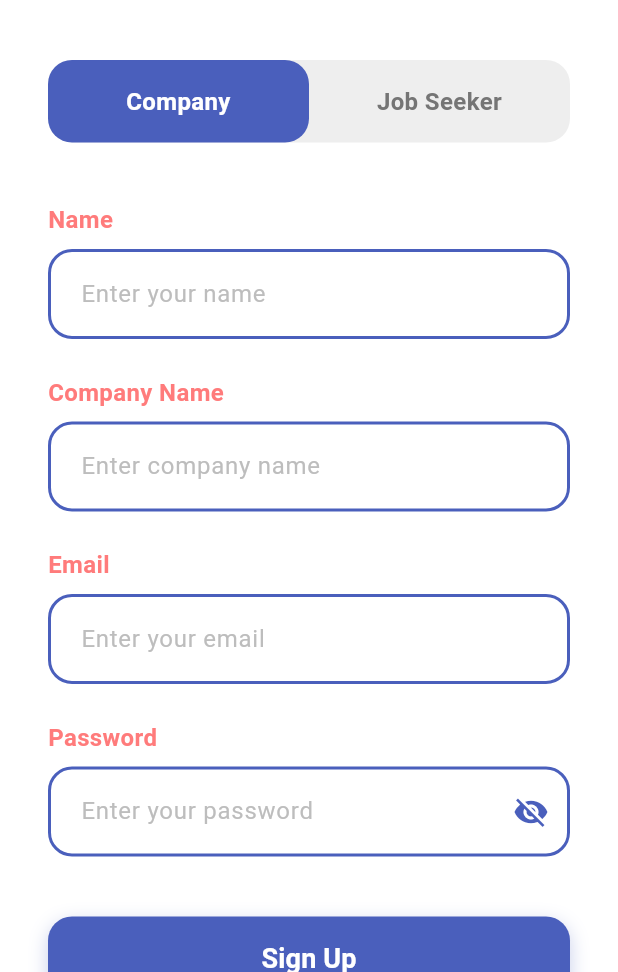
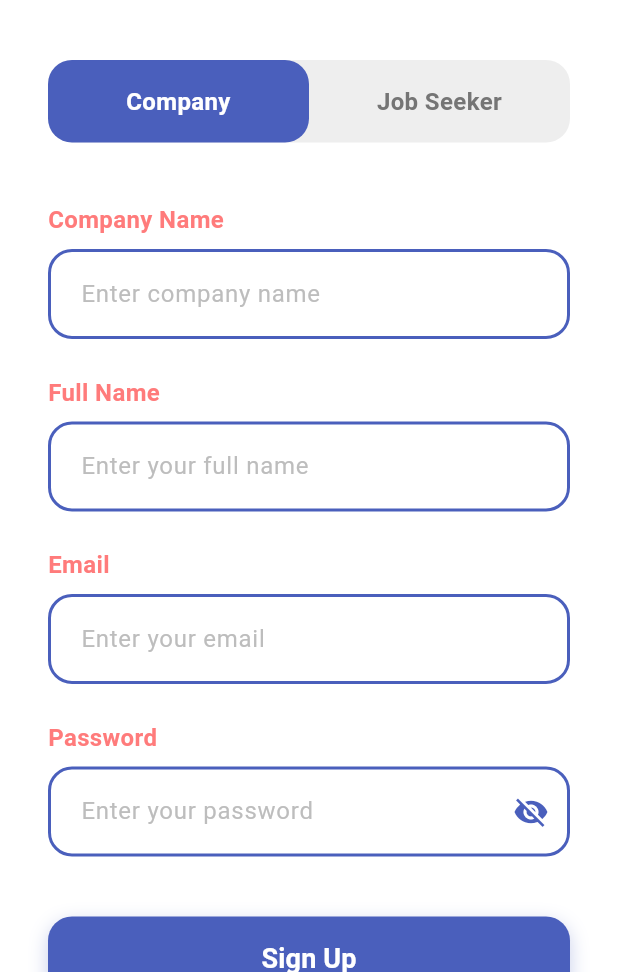
Before and after one commit to WS888-CODER/2025_GP_11, a Flutter app: the SignupScreen screen opened by its route, on a phone screen of 412 x 824 dp, the part 264-1236 px from its top. Run offline on Flutter 3.47's test engine with Material 3 defaults, Android fonts, the light colour scheme and no system bars; our stand-ins replace cloud_firestore, cloud_functions, firebase_auth, firebase_core; accounts and stored records are empty.

Commit message:
ياسلاااااااااااااااااااااااام

```diff
--- a/lib/screens/signup_screen.dart
+++ b/lib/screens/signup_screen.dart
@@ -88,18 +88,18 @@ class _SignupScreenState extends State<SignupScreen> {
     return nameRegex.hasMatch(name);
   }
 
-  // Check if email is unique
+  // ✅ التعديل الجديد: فحص الإيميل من Firebase Auth مباشرة
   Future<bool> _isEmailUnique(String email) async {
     try {
-      final querySnapshot = await _firestore
-          .collection('Users')
-          .where("Email", isEqualTo: email.trim())
-          .limit(1)
-          .get();
+      // نجرب نحصل على methods للإيميل
+      final methods = await _auth.fetchSignInMethodsForEmail(email.trim());
 
-      return querySnapshot.docs.isEmpty;
+      // إذا methods فاضية = الإيميل مش مسجل ✅
+      // إذا methods فيها قيم = الإيميل مسجل ❌
+      return methods.isEmpty;
     } catch (e) {
-      print('Error checking email uniqueness: $e');
+      print('❌ Error checking email: $e');
+      // في حالة الـ error، نرجع false عشان نكون على الجانب الآمن
       return false;
     }
   }
@@ -345,43 +345,6 @@ class _SignupScreenState extends State<SignupScreen> {
   Widget _buildCompanyForm() {
     return Column(
       children: [
-        // Name Field
-        Align(
-          alignment: Alignment.centerLeft,
-          child: Text(
-            'Name',
-            style: TextStyle(
-              fontSize: 16,
-              fontWeight: FontWeight.w600,
-              color: Color(0xFFFF7B7B),
-            ),
-          ),
-        ),
-        SizedBox(height: 8),
-        Container(
-          decoration: BoxDecoration(
-            border: Border.all(color: Color(0xFF4A5FBC), width: 2),
-            borderRadius: BorderRadius.circular(16),
-          ),
-          child: TextFormField(
-            controller: _companyFullNameController,
-            decoration: InputDecoration(
-              hintText: 'Enter your name',
-              hintStyle: TextStyle(color: Colors.grey[400]),
-              border: InputBorder.none,
-              contentPadding:
-                  EdgeInsets.symmetric(horizontal: 20, vertical: 16),
-            ),
-            validator: (value) {
-              if (value == null || value.isEmpty) {
-                return 'Please enter your name';
-              }
-              return null;
-            },
-          ),
-        ),
-        SizedBox(height: 24),
-
         // Company Name Field
         Align(
           alignment: Alignment.centerLeft,
@@ -412,6 +375,43 @@ class _SignupScreenState extends State<SignupScreen> {
             validator: (value) {
               if (value == null || value.isEmpty) {
                 return 'Please enter company name';
+              }
+              return null;
+            },
+          ),
+        ),
+        SizedBox(height: 24),
+
+        // Full Name Field
+        Align(
+          alignment: Alignment.centerLeft,
+          child: Text(
+            'Full Name',
+            style: TextStyle(
+              fontSize: 16,
+              fontWeight: FontWeight.w600,
+              color: Color(0xFFFF7B7B),
+            ),
+          ),
+        ),
+        SizedBox(height: 8),
+        Container(
+          decoration: BoxDecoration(
+            border: Border.all(color: Color(0xFF4A5FBC), width: 2),
+            borderRadius: BorderRadius.circular(16),
+          ),
+          child: TextFormField(
+            controller: _companyFullNameController,
+            decoration: InputDecoration(
+              hintText: 'Enter your full name',
+              hintStyle: TextStyle(color: Colors.grey[400]),
+              border: InputBorder.none,
+              contentPadding:
+                  EdgeInsets.symmetric(horizontal: 20, vertical: 16),
+            ),
+            validator: (value) {
+              if (value == null || value.isEmpty) {
+                return 'Please enter your full name';
               }
               return null;
             },
@@ -521,7 +521,7 @@ class _SignupScreenState extends State<SignupScreen> {
         Align(
           alignment: Alignment.centerLeft,
           child: Text(
-            'Name',
+            'Full Name',
             style: TextStyle(
               fontSize: 16,
               fontWeight: FontWeight.w600,
@@ -538,7 +538,7 @@ class _SignupScreenState extends State<SignupScreen> {
           child: TextFormField(
             controller: _seekerNameController,
             decoration: InputDecoration(
-              hintText: 'Enter your name',
+              hintText: 'Enter your full name',
               hintStyle: TextStyle(color: Colors.grey[400]),
               border: InputBorder.none,
               contentPadding:
```
